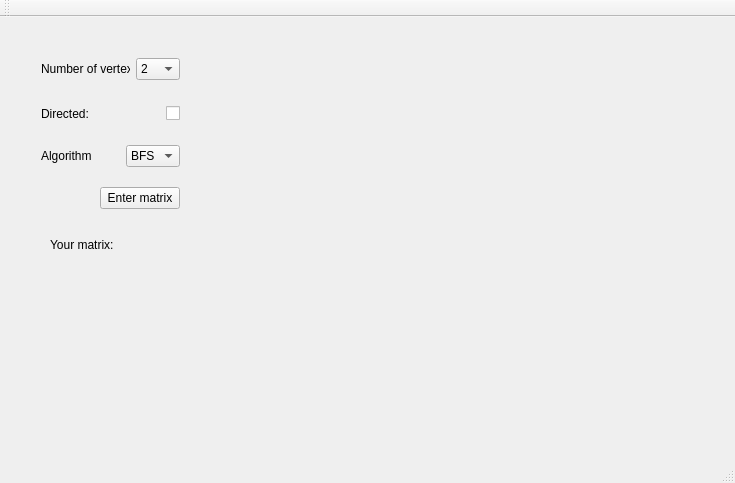
Qt form LabWork2/Lab2/mainwindow.ui (JuliaNortman/LabWorksSem2) before a commit.
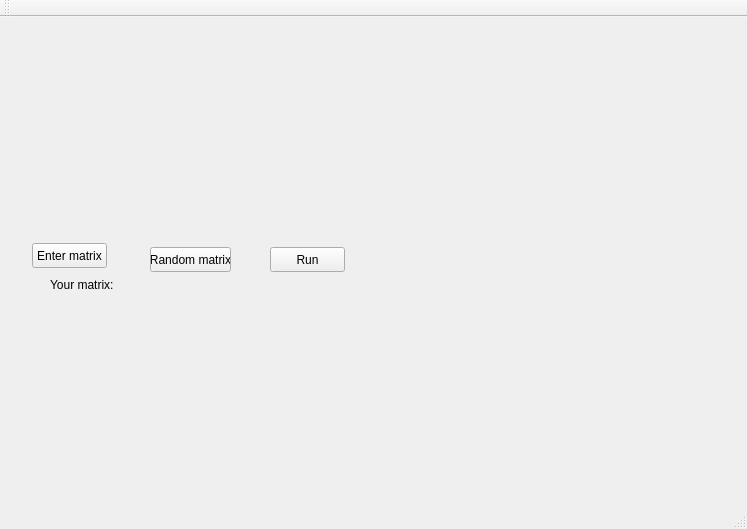
The same form after that commit.

Commit message: Add random graph generator

Diff of the .ui file:
```diff
--- a/LabWork2/Lab2/mainwindow.ui
+++ b/LabWork2/Lab2/mainwindow.ui
@@ -6,8 +6,8 @@
    <rect>
     <x>0</x>
     <y>0</y>
-    <width>735</width>
-    <height>483</height>
+    <width>747</width>
+    <height>529</height>
    </rect>
   </property>
   <property name="windowTitle">
@@ -17,8 +17,8 @@
    <widget class="QLabel" name="graphLabel">
     <property name="geometry">
      <rect>
-      <x>450</x>
-      <y>70</y>
+      <x>490</x>
+      <y>110</y>
       <width>250</width>
       <height>250</height>
      </rect>
@@ -30,10 +30,10 @@
    <widget class="QWidget" name="gridLayoutWidget">
     <property name="geometry">
      <rect>
-      <x>50</x>
-      <y>250</y>
-      <width>211</width>
-      <height>181</height>
+      <x>40</x>
+      <y>280</y>
+      <width>231</width>
+      <height>191</height>
      </rect>
     </property>
     <layout class="QGridLayout" name="matrixGrid">
@@ -42,11 +42,24 @@
      </property>
     </layout>
    </widget>
+   <widget class="QPushButton" name="enterMatrixPushButton">
+    <property name="geometry">
+     <rect>
+      <x>32</x>
+      <y>226</y>
+      <width>75</width>
+      <height>25</height>
+     </rect>
+    </property>
+    <property name="text">
+     <string>Enter matrix</string>
+    </property>
+   </widget>
    <widget class="QLabel" name="label_4">
     <property name="geometry">
      <rect>
       <x>50</x>
-      <y>220</y>
+      <y>260</y>
       <width>91</width>
       <height>16</height>
      </rect>
@@ -55,17 +68,113 @@
      <string>Your matrix:</string>
     </property>
    </widget>
+   <widget class="QPushButton" name="randomButton">
+    <property name="geometry">
+     <rect>
+      <x>150</x>
+      <y>230</y>
+      <width>81</width>
+      <height>25</height>
+     </rect>
+    </property>
+    <property name="text">
+     <string>Random matrix</string>
+    </property>
+   </widget>
    <widget class="QWidget" name="">
     <property name="geometry">
      <rect>
-      <x>30</x>
-      <y>30</y>
-      <width>161</width>
-      <height>173</height>
+      <x>31</x>
+      <y>84</y>
+      <width>169</width>
+      <height>22</height>
      </rect>
     </property>
-    <layout class="QVBoxLayout" name="verticalLayout">
+    <layout class="QHBoxLayout" name="horizontalLayout_2">
      <item>
+      <widget class="QLabel" name="label_2">
+       <property name="text">
+        <string>Directed:</string>
+       </property>
+      </widget>
+     </item>
+     <item>
+      <spacer name="horizontalSpacer_2">
+       <property name="orientation">
+        <enum>Qt::Horizontal</enum>
+       </property>
+       <property name="sizeHint" stdset="0">
+        <size>
+         <width>98</width>
+         <height>20</height>
+        </size>
+       </property>
+      </spacer>
+     </item>
+     <item>
+      <widget class="QCheckBox" name="directed">
+       <property name="text">
+        <string/>
+       </property>
+      </widget>
+     </item>
+    </layout>
+   </widget>
+   <widget class="QWidget" name="">
+    <property name="geometry">
+     <rect>
+      <x>31</x>
+      <y>178</y>
+      <width>144</width>
+      <height>22</height>
+     </rect>
+    </property>
+    <layout class="QHBoxLayout" name="horizontalLayout_3">
+     <item>
+      <widget class="QLabel" name="label_3">
+       <property name="text">
+        <string>Algorithm</string>
+       </property>
+      </widget>
+     </item>
+     <item>
+      <spacer name="horizontalSpacer_3">
+       <property name="orientation">
+        <enum>Qt::Horizontal</enum>
+       </property>
+       <property name="sizeHint" stdset="0">
+        <size>
+         <width>40</width>
+         <height>20</height>
+        </size>
+       </property>
+      </spacer>
+     </item>
+     <item>
+      <widget class="QComboBox" name="algorithm">
+       <item>
+        <property name="text">
+         <string>BFS</string>
+        </property>
+       </item>
+       <item>
+        <property name="text">
+         <string>DFS</string>
+        </property>
+       </item>
+      </widget>
+     </item>
+    </layout>
+   </widget>
+   <widget class="QWidget" name="">
+    <property name="geometry">
+     <rect>
+      <x>31</x>
+      <y>32</y>
+      <width>188</width>
+      <height>22</height>
+     </rect>
+    </property>
       <layout class="QHBoxLayout" name="horizontalLayout">
        <item>
         <widget class="QLabel" name="label">
@@ -140,37 +249,32 @@
         </widget>
        </item>
       </layout>
-     </item>
-     <item>
-      <spacer name="verticalSpacer">
-       <property name="orientation">
-        <enum>Qt::Vertical</enum>
-       </property>
-       <property name="sizeHint" stdset="0">
-        <size>
-         <width>20</width>
-         <height>18</height>
-        </size>
-       </property>
-      </spacer>
-     </item>
+   </widget>
+   <widget class="QWidget" name="">
+    <property name="geometry">
+     <rect>
+      <x>31</x>
+      <y>131</y>
+      <width>120</width>
+      <height>22</height>
+     </rect>
+    </property>
+    <layout class="QHBoxLayout" name="horizontalLayout_5">
      <item>
-      <layout class="QHBoxLayout" name="horizontalLayout_2">
-       <item>
-        <widget class="QLabel" name="label_2">
+      <widget class="QLabel" name="label_5">
          <property name="text">
           <string>Directed:</string>
          </property>
         </widget>
        </item>
        <item>
-        <spacer name="horizontalSpacer_2">
+      <spacer name="horizontalSpacer_5">
          <property name="orientation">
           <enum>Qt::Horizontal</enum>
          </property>
          <property name="sizeHint" stdset="0">
           <size>
-           <width>98</width>
+         <width>40</width>
            <height>20</height>
           </size>
          </property>
@@ -184,96 +288,19 @@
         </widget>
        </item>
       </layout>
-     </item>
-     <item>
-      <spacer name="verticalSpacer_2">
-       <property name="orientation">
-        <enum>Qt::Vertical</enum>
-       </property>
-       <property name="sizeHint" stdset="0">
-        <size>
-         <width>20</width>
-         <height>13</height>
-        </size>
-       </property>
-      </spacer>
-     </item>
-     <item>
-      <layout class="QHBoxLayout" name="horizontalLayout_3">
-       <item>
-        <widget class="QLabel" name="label_3">
-         <property name="text">
-          <string>Algorithm</string>
-         </property>
-        </widget>
-       </item>
-       <item>
-        <spacer name="horizontalSpacer_3">
-         <property name="orientation">
-          <enum>Qt::Horizontal</enum>
-         </property>
-         <property name="sizeHint" stdset="0">
-          <size>
-           <width>40</width>
-           <height>20</height>
-          </size>
-         </property>
-        </spacer>
-       </item>
-       <item>
-        <widget class="QComboBox" name="algorithm">
-         <item>
+   </widget>
+   <widget class="QPushButton" name="Run">
+    <property name="geometry">
+     <rect>
+      <x>270</x>
+      <y>230</y>
+      <width>75</width>
+      <height>25</height>
+     </rect>
+    </property>
           <property name="text">
-           <string>BFS</string>
-          </property>
-         </item>
-         <item>
-          <property name="text">
-           <string>DFS</string>
-          </property>
-         </item>
-        </widget>
-       </item>
-      </layout>
-     </item>
-     <item>
-      <spacer name="verticalSpacer_3">
-       <property name="orientation">
-        <enum>Qt::Vertical</enum>
-       </property>
-       <property name="sizeHint" stdset="0">
-        <size>
-         <width>20</width>
-         <height>13</height>
-        </size>
-       </property>
-      </spacer>
-     </item>
-     <item>
-      <layout class="QHBoxLayout" name="horizontalLayout_4">
-       <item>
-        <spacer name="horizontalSpacer_4">
-         <property name="orientation">
-          <enum>Qt::Horizontal</enum>
-         </property>
-         <property name="sizeHint" stdset="0">
-          <size>
-           <width>40</width>
-           <height>20</height>
-          </size>
-         </property>
-        </spacer>
-       </item>
-       <item>
-        <widget class="QPushButton" name="enterMatrixPushButton">
-         <property name="text">
-          <string>Enter matrix</string>
-         </property>
-        </widget>
-       </item>
-      </layout>
-     </item>
-    </layout>
+     <string>Run</string>
+    </property>
    </widget>
   </widget>
   <widget class="QMenuBar" name="menuBar">
```
Left out of the diff: 6 changed lines with no effect on the pictures. Lines whose indentation alone changed are shown as unchanged. The commit also changes 2 other files.
